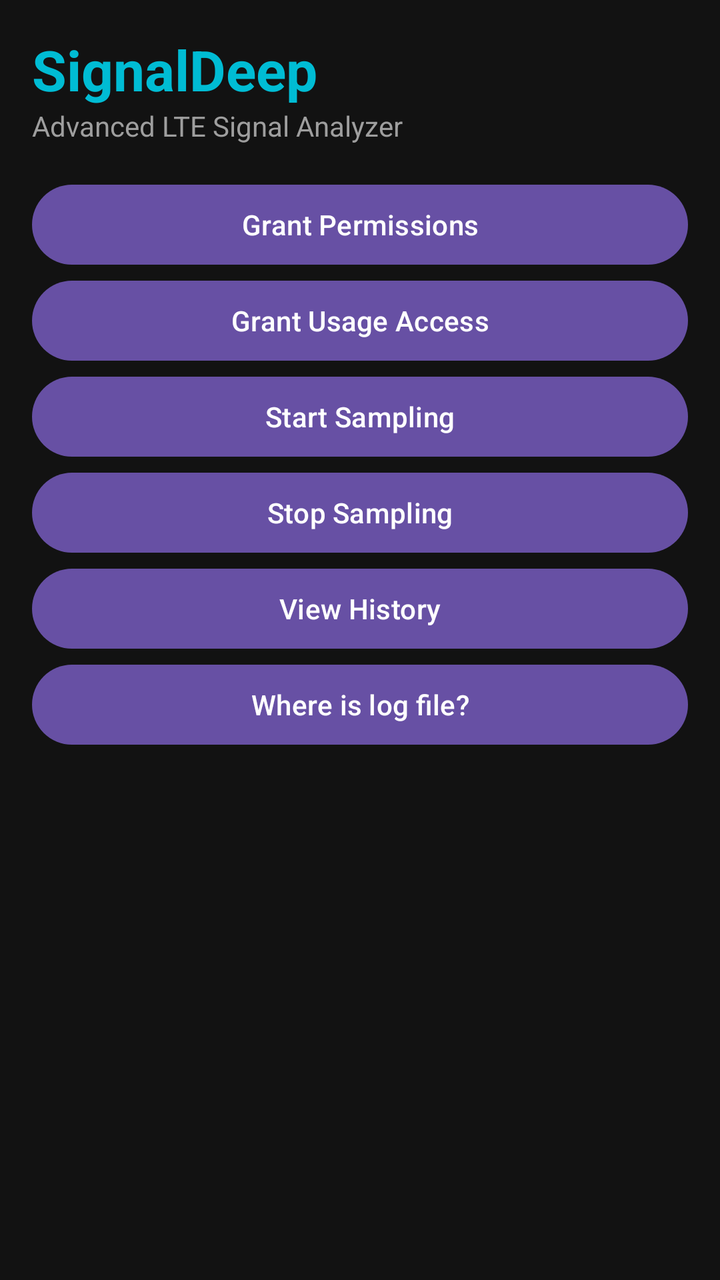
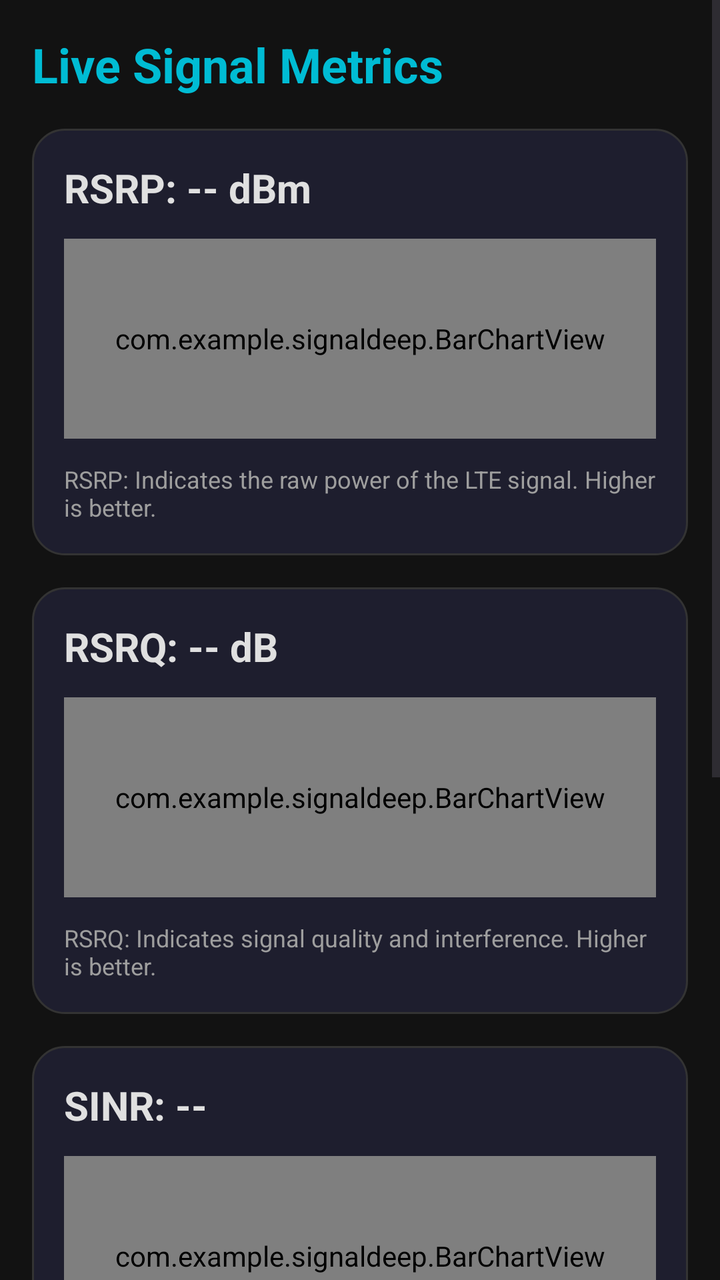

Screens rendered from an Android XML layout before and after an edit, with the pre-edit source and the edit as a unified diff.
<!-- AndroidManifest.xml: application theme Theme.Material3.DayNight.NoActionBar -->
<!-- res/layout/activity_main.xml -->
<?xml version="1.0" encoding="utf-8"?>
<ScrollView xmlns:android="http://schemas.android.com/apk/res/android"
    xmlns:app="http://schemas.android.com/apk/res-auto"
    android:layout_width="match_parent"
    android:layout_height="match_parent"
    android:background="#121212">
    <LinearLayout
        android:orientation="vertical"
        android:padding="16dp"
        android:layout_width="match_parent"
        android:layout_height="wrap_content">

        <TextView
            android:text="SignalDeep"
            android:textSize="28sp"
            android:textStyle="bold"
            android:textColor="@color/accent"
            android:layout_width="wrap_content"
            android:layout_height="wrap_content" />

        <TextView
            android:text="Advanced LTE Signal Analyzer"
            android:textSize="14sp"
            android:textColor="@color/text_secondary"
            android:layout_marginBottom="16dp"
            android:layout_width="wrap_content"
            android:layout_height="wrap_content" />

        <com.google.android.material.button.MaterialButton
            android:id="@+id/btn_perms"
            android:text="Grant Permissions"
            android:layout_width="match_parent"
            android:layout_height="wrap_content" />
        <com.google.android.material.button.MaterialButton
            android:id="@+id/btn_usage"
            android:text="Grant Usage Access"
            android:layout_width="match_parent"
            android:layout_height="wrap_content" />
        <com.google.android.material.button.MaterialButton
            android:id="@+id/btn_start"
            android:text="Start Sampling"
            android:layout_width="match_parent"
            android:layout_height="wrap_content" />
        <com.google.android.material.button.MaterialButton
            android:id="@+id/btn_stop"
            android:text="Stop Sampling"
            android:layout_width="match_parent"
            android:layout_height="wrap_content" />
        <com.google.android.material.button.MaterialButton
            android:id="@+id/btn_history"
            android:text="View History"
            android:layout_width="match_parent"
            android:layout_height="wrap_content" />
        <com.google.android.material.button.MaterialButton
            android:id="@+id/btn_loginfo"
            android:text="Where is log file?"
            android:layout_width="match_parent"
            android:layout_height="wrap_content" />

        <TextView
            android:id="@+id/tv_signal"
            android:textSize="14sp"
            android:textColor="@color/text_primary"
            android:fontFamily="monospace"
            android:layout_marginTop="16dp"
            android:layout_width="match_parent"
            android:layout_height="wrap_content" />
    </LinearLayout>
</ScrollView>
<!-- resources referenced by this layout -->
<resources>
  <color name="accent">#00BCD4</color>
  <color name="text_primary">#E0E0E0</color>
  <color name="text_secondary">#9E9E9E</color>
</resources>

<!-- the commit's change to res/layout/activity_main.xml (unified diff, before → after) -->
@@ -1,69 +1,37 @@
 <?xml version="1.0" encoding="utf-8"?>
 <ScrollView xmlns:android="http://schemas.android.com/apk/res/android"
-    xmlns:app="http://schemas.android.com/apk/res-auto"
-    android:layout_width="match_parent"
-    android:layout_height="match_parent"
-    android:background="#121212">
-    <LinearLayout
-        android:orientation="vertical"
-        android:padding="16dp"
-        android:layout_width="match_parent"
-        android:layout_height="wrap_content">
+    android:layout_width="match_parent" android:layout_height="match_parent"
+    android:background="@color/bg_dark">
+    <LinearLayout android:orientation="vertical" android:padding="16dp"
+        android:layout_width="match_parent" android:layout_height="wrap_content">
+        <TextView android:text="Live Signal Metrics" android:textSize="24sp"
+            android:textStyle="bold" android:textColor="@color/accent"
+            android:layout_marginBottom="16dp" android:layout_width="wrap_content" android:layout_height="wrap_content" />
 
-        <TextView
-            android:text="SignalDeep"
-            android:textSize="28sp"
-            android:textStyle="bold"
-            android:textColor="@color/accent"
-            android:layout_width="wrap_content"
-            android:layout_height="wrap_content" />
+        <LinearLayout android:orientation="vertical" android:background="@drawable/card_bg" android:padding="16dp" android:layout_marginBottom="16dp" android:layout_width="match_parent" android:layout_height="wrap_content">
+            <TextView android:id="@+id/tv_rsrp_val" android:text="RSRP: -- dBm" android:textSize="20sp" android:textStyle="bold" android:textColor="@color/text_primary" android:layout_width="wrap_content" android:layout_height="wrap_content"/>
+            <com.example.signaldeep.BarChartView android:id="@+id/chart_rsrp" android:layout_width="match_parent" android:layout_height="100dp" android:layout_marginTop="12dp" android:layout_marginBottom="12dp"/>
+            <TextView android:text="RSRP: Indicates the raw power of the LTE signal. Higher is better." android:textSize="12sp" android:textColor="@color/text_secondary" android:layout_width="wrap_content" android:layout_height="wrap_content"/>
+        </LinearLayout>
 
-        <TextView
-            android:text="Advanced LTE Signal Analyzer"
-            android:textSize="14sp"
-            android:textColor="@color/text_secondary"
-            android:layout_marginBottom="16dp"
-            android:layout_width="wrap_content"
-            android:layout_height="wrap_content" />
+        <LinearLayout android:orientation="vertical" android:background="@drawable/card_bg" android:padding="16dp" android:layout_marginBottom="16dp" android:layout_width="match_parent" android:layout_height="wrap_content">
+            <TextView android:id="@+id/tv_rsrq_val" android:text="RSRQ: -- dB" android:textSize="20sp" android:textStyle="bold" android:textColor="@color/text_primary" android:layout_width="wrap_content" android:layout_height="wrap_content"/>
+            <com.example.signaldeep.BarChartView android:id="@+id/chart_rsrq" android:layout_width="match_parent" android:layout_height="100dp" android:layout_marginTop="12dp" android:layout_marginBottom="12dp"/>
+            <TextView android:text="RSRQ: Indicates signal quality and interference. Higher is better." android:textSize="12sp" android:textColor="@color/text_secondary" android:layout_width="wrap_content" android:layout_height="wrap_content"/>
+        </LinearLayout>
 
-        <com.google.android.material.button.MaterialButton
-            android:id="@+id/btn_perms"
-            android:text="Grant Permissions"
-            android:layout_width="match_parent"
-            android:layout_height="wrap_content" />
-        <com.google.android.material.button.MaterialButton
-            android:id="@+id/btn_usage"
-            android:text="Grant Usage Access"
-            android:layout_width="match_parent"
-            android:layout_height="wrap_content" />
-        <com.google.android.material.button.MaterialButton
-            android:id="@+id/btn_start"
-            android:text="Start Sampling"
-            android:layout_width="match_parent"
-            android:layout_height="wrap_content" />
-        <com.google.android.material.button.MaterialButton
-            android:id="@+id/btn_stop"
-            android:text="Stop Sampling"
-            android:layout_width="match_parent"
-            android:layout_height="wrap_content" />
-        <com.google.android.material.button.MaterialButton
-            android:id="@+id/btn_history"
-            android:text="View History"
-            android:layout_width="match_parent"
-            android:layout_height="wrap_content" />
-        <com.google.android.material.button.MaterialButton
-            android:id="@+id/btn_loginfo"
-            android:text="Where is log file?"
-            android:layout_width="match_parent"
-            android:layout_height="wrap_content" />
+        <LinearLayout android:orientation="vertical" android:background="@drawable/card_bg" android:padding="16dp" android:layout_marginBottom="16dp" android:layout_width="match_parent" android:layout_height="wrap_content">
+            <TextView android:id="@+id/tv_sinr_val" android:text="SINR: --" android:textSize="20sp" android:textStyle="bold" android:textColor="@color/text_primary" android:layout_width="wrap_content" android:layout_height="wrap_content"/>
+            <com.example.signaldeep.BarChartView android:id="@+id/chart_sinr" android:layout_width="match_parent" android:layout_height="100dp" android:layout_marginTop="12dp" android:layout_marginBottom="12dp"/>
+            <TextView android:text="SINR: The most important metric for data speed. Higher is better." android:textSize="12sp" android:textColor="@color/text_secondary" android:layout_width="wrap_content" android:layout_height="wrap_content"/>
+        </LinearLayout>
 
-        <TextView
-            android:id="@+id/tv_signal"
-            android:textSize="14sp"
-            android:textColor="@color/text_primary"
-            android:fontFamily="monospace"
-            android:layout_marginTop="16dp"
-            android:layout_width="match_parent"
-            android:layout_height="wrap_content" />
+        <LinearLayout android:orientation="vertical" android:background="@drawable/card_bg" android:padding="16dp" android:layout_marginBottom="16dp" android:layout_width="match_parent" android:layout_height="wrap_content">
+            <TextView android:id="@+id/tv_cqi_val" android:text="CQI: --" android:textSize="20sp" android:textStyle="bold" android:textColor="@color/text_primary" android:layout_width="wrap_content" android:layout_height="wrap_content"/>
+            <com.example.signaldeep.BarChartView android:id="@+id/chart_cqi" android:layout_width="match_parent" android:layout_height="100dp" android:layout_marginTop="12dp" android:layout_marginBottom="12dp"/>
+            <TextView android:text="CQI: Reports the modulation scheme the network can use. Range 0-15. Higher is better." android:textSize="12sp" android:textColor="@color/text_secondary" android:layout_width="wrap_content" android:layout_height="wrap_content"/>
+        </LinearLayout>
+
+        <com.google.android.material.button.MaterialButton android:id="@+id/btn_loginfo" android:text="Where is log file?" android:layout_width="match_parent" android:layout_height="wrap_content" android:layout_marginTop="8dp" />
     </LinearLayout>
 </ScrollView>
<!-- resource entries referenced after the edit -->
@@ -1,7 +1,16 @@
 <!-- resources referenced by this layout -->
 <resources>
   <color name="accent">#00BCD4</color>
+  <color name="bg_dark">#121212</color>
   <color name="text_primary">#E0E0E0</color>
   <color name="text_secondary">#9E9E9E</color>
+  <!-- drawable card_bg (drawable) -->
+  <?xml version="1.0" encoding="utf-8"?>
+  <shape xmlns:android="http://schemas.android.com/apk/res/android">
+      <solid android:color="@color/card_bg" />
+      <corners android:radius="16dp" />
+      <stroke android:width="1dp" android:color="#333333" />
+  </shape>
+  <color name="card_bg">#1E1E2E</color>
 </resources>
 
